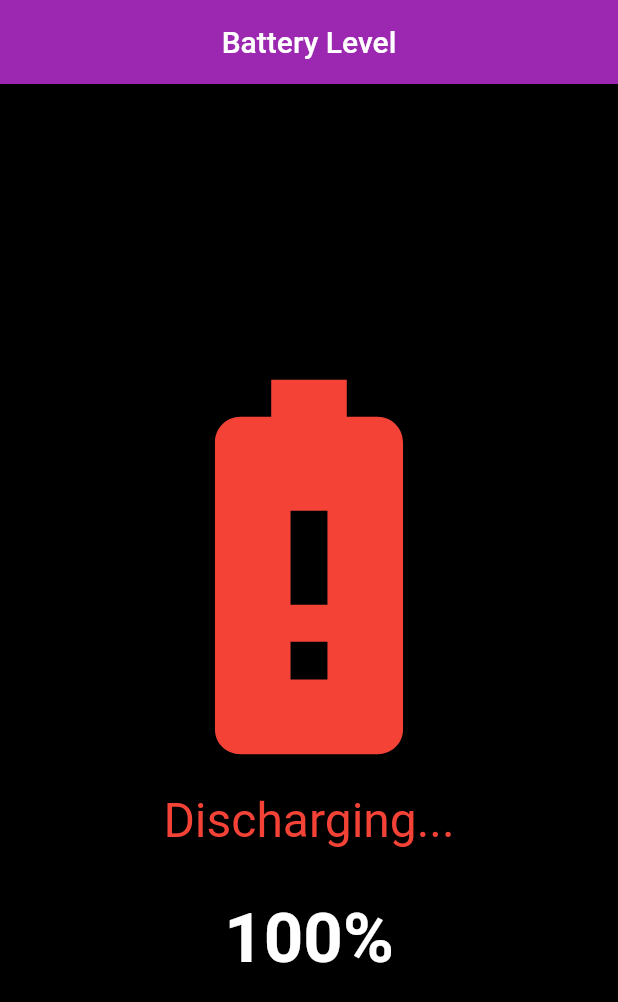
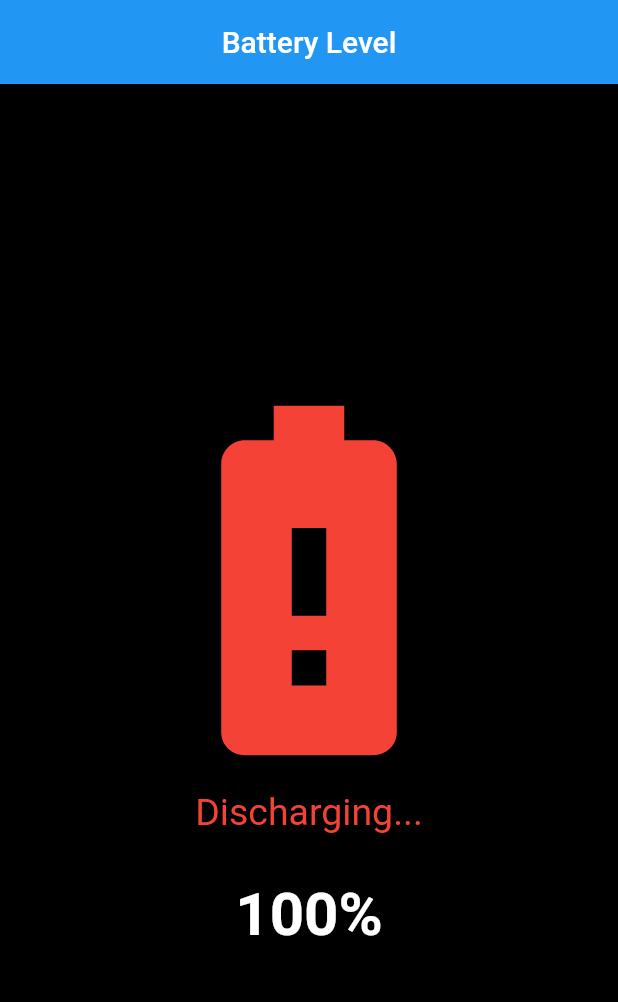
Before and after one commit to Sewvandiii/flutter-battery-app, a Flutter app: the screen it shows after launch, on a phone screen of 412 x 824 dp. Shown: the top 1002 px of the screen. Run offline on Flutter 3.47's test engine with Material 2 defaults, Android fonts, the phone set to English and light mode, and no system bars; our stand-ins replace battery.

Commit message:
Battery Level - Color Changed

```diff
--- a/lib/main.dart
+++ b/lib/main.dart
@@ -21,7 +21,7 @@ class MyApp extends StatelessWidget {
         title: title,
         theme: ThemeData(
           scaffoldBackgroundColor: Colors.black,
-          primarySwatch: Colors.purple,
+          primarySwatch: Colors.blue,
         ),
         home: BatteryPage(),
       );
--- a/lib/page/battery_page.dart
+++ b/lib/page/battery_page.dart
@@ -64,7 +64,7 @@ class _BatteryPageState extends State<BatteryPage> {
             mainAxisAlignment: MainAxisAlignment.center,
             children: [
               buildBatteryState(batteryState),
-              const SizedBox(height: 32),
+              const SizedBox(height: 30),
               buildBatteryLevel(batteryLevel),
             ],
           ),
@@ -72,8 +72,8 @@ class _BatteryPageState extends State<BatteryPage> {
       );
 
   Widget buildBatteryState(BatteryState batteryState) {
-    final style = TextStyle(fontSize: 32, color: Colors.white);
-    final double size = 300;
+    final style = TextStyle(fontSize: 25, color: Colors.white);
+    final double size = 280;
 
     switch (batteryState) {
       case BatteryState.full:
@@ -109,7 +109,7 @@ class _BatteryPageState extends State<BatteryPage> {
   Widget buildBatteryLevel(int batteryLevel) => Text(
         '$batteryLevel%',
         style: TextStyle(
-          fontSize: 46,
+          fontSize: 40,
           color: Colors.white,
           fontWeight: FontWeight.bold,
         ),
```
